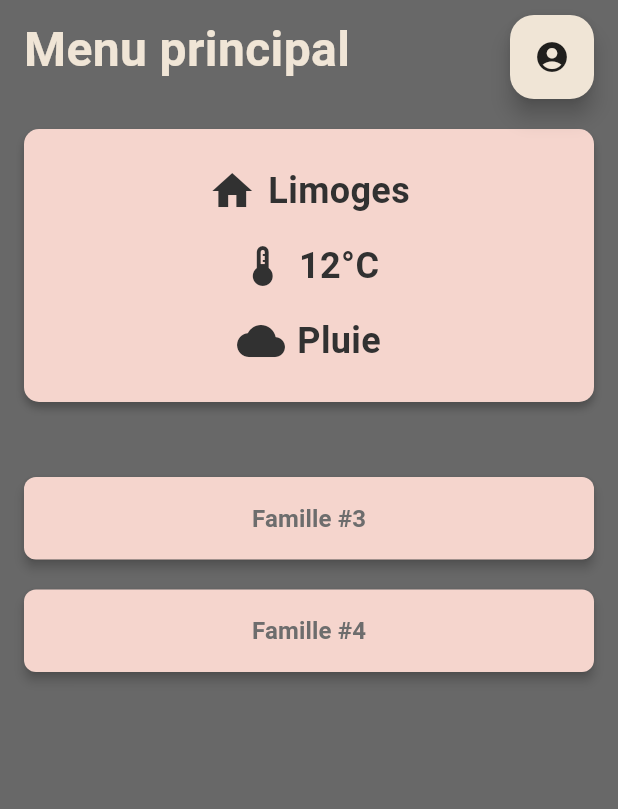
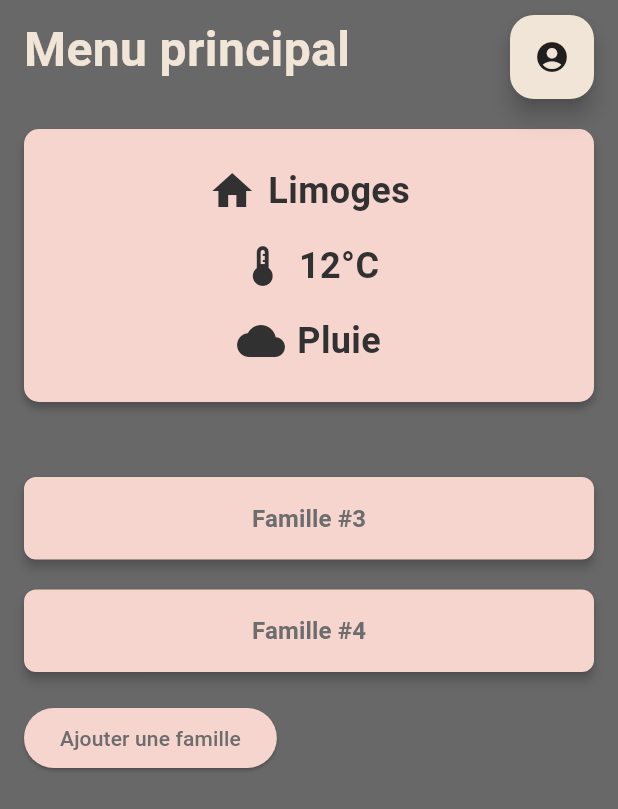
Before and after one commit to GalDen01/SAE-Planificateur-familial, a Flutter app: the screen it shows after launch, on a phone screen of 412 x 824 dp. Shown: the top 809 px of the screen. Run offline on Flutter 3.47's test engine with Material 3 defaults, Android fonts, the phone set to English and light mode, and no system bars; generated files the repository leaves out were written again.

Commit message:
ajout du bouton ajouter une famille (non fonctionnel)

```diff
--- a/flutter_application_1/lib/src/screens/home_screen.dart
+++ b/flutter_application_1/lib/src/screens/home_screen.dart
@@ -3,6 +3,7 @@ import '../widgets/header_menu.dart';
 import '../screens/family_details_screen.dart';
 import '../widgets/weather_card.dart';
 import '../widgets/family_button.dart';
+import '../widgets/family_add_button.dart';
 
 class HomeScreen extends StatelessWidget {
   const HomeScreen({super.key});
@@ -61,7 +62,11 @@ class HomeScreen extends StatelessWidget {
               textColor: textGrayColor,
               targetPage: const FamilyDetailsScreen(familyName: "Famille #4"),
             ),
-
+              const SizedBox(height: 20),
+              FamilyAddButton(
+                backgroundColor: cardColor,
+                textColor: textGrayColor,
+              ),
             ],
           ),
         ),
--- /dev/null
+++ b/flutter_application_1/lib/src/widgets/family_add_button.dart
@@ -0,0 +1,27 @@
+import 'package:flutter/material.dart';
+
+class FamilyAddButton extends StatelessWidget {
+    final Color backgroundColor;
+    final Color textColor;
+
+    const FamilyAddButton({
+    super.key,
+    required this.backgroundColor,
+    required this.textColor,
+});
+    @override
+    Widget build(BuildContext context){
+
+    return ElevatedButton(
+      onPressed: () {
+        // Action que vous voulez effectuer lorsque le bouton est pressé.
+        print("Ajouter une famille");
+      },
+      style: ElevatedButton.styleFrom(
+        backgroundColor: backgroundColor, // Couleur du bouton
+        foregroundColor: textColor, // Couleur du texte du bouton
+      ),
+      child: Text('Ajouter une famille'),
+    );
+  }
+}
```
Also changed, not shown: flutter_application_1/pubspec.lock.
